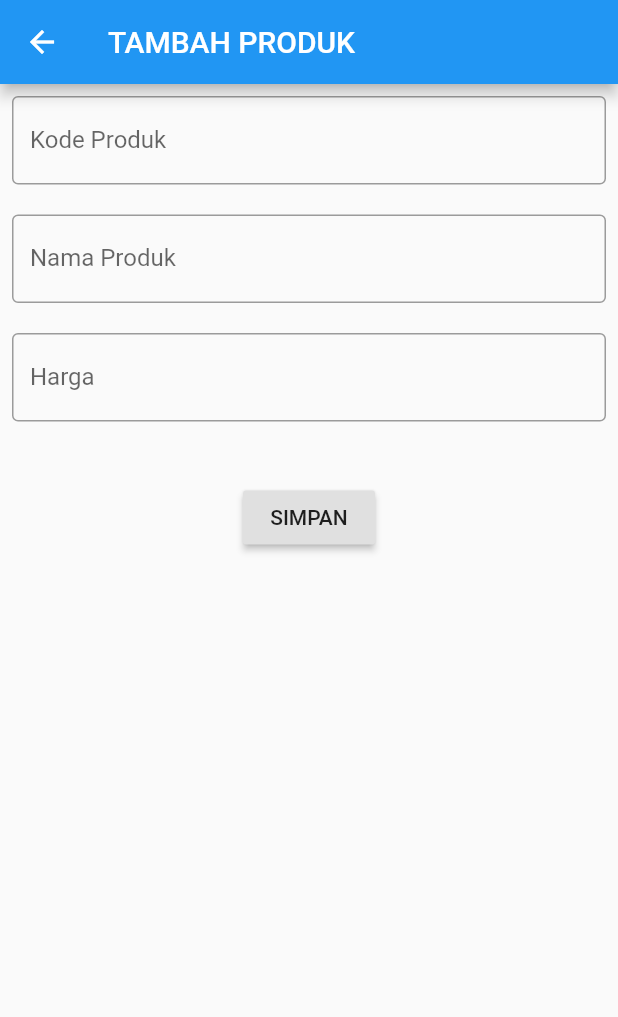
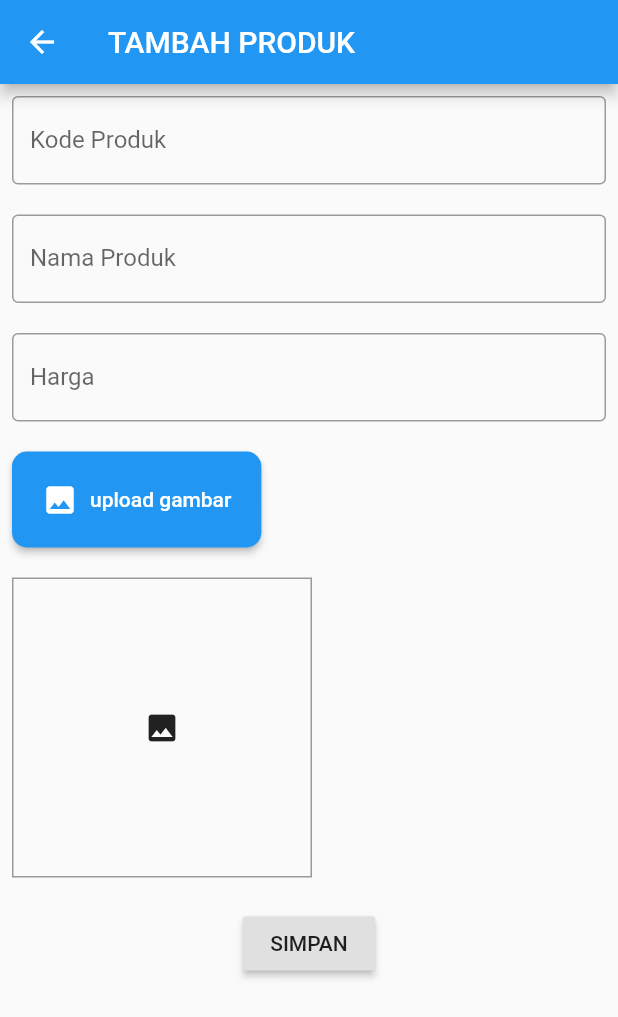
Before and after one commit to maullana19/toko_kita, a Flutter app: the ProdukForm screen opened directly, on a phone screen of 412 x 824 dp. Shown: the top 1017 px of the screen. Run offline on Flutter 3.47's test engine with Material 2 defaults, Android fonts, the phone set to English and light mode, and no system bars; our stand-ins replace flutter_easyloading, shared_preferences; missing offline and left inert: image_picker_web; accounts and stored records are empty.

Commit message:
Fitur upload gambar produk & menampilkan gambar produk sudah selesai tinggal di rapihkan tampilan produknya

```diff
--- a/lib/blocs/produk_bloc.dart
+++ b/lib/blocs/produk_bloc.dart
@@ -34,9 +34,9 @@ class ProdukBloc {
     var body = {
       "kode_produk": produk!.kodeProduk,
       "nama_produk": produk.namaProduk,
-      "harga": produk.hargaProduk.toString()
+      "harga": produk.hargaProduk.toString(),
+      "gambar_produk": produk.gambarProduk
     };
-
     var response = await Api().post(apiUrl, body);
     var jsonObj = json.decode(response.body);
     return jsonObj['status'];
@@ -48,7 +48,8 @@ class ProdukBloc {
     var body = {
       "kode_produk": produk.kodeProduk,
       "nama_produk": produk.namaProduk,
-      "harga": produk.hargaProduk.toString()
+      "harga": produk.hargaProduk.toString(),
+      "gambar_produk": produk.gambarProduk
     };
 
     var response = await Api().post(apiUrl, body);
--- a/lib/main.dart
+++ b/lib/main.dart
@@ -1,6 +1,7 @@
 import 'package:flutter/material.dart';
 import 'package:toko_kita/helpers/user_info.dart';
 import 'package:toko_kita/ui/login_page.dart';
+import 'package:toko_kita/ui/produk_form.dart';
 import 'package:toko_kita/ui/produk_page.dart';
 // import 'package:toko_kita/frontend/homescreen.dart';
 import 'package:flutter_easyloading/flutter_easyloading.dart';
@@ -30,7 +31,7 @@ class _MyAppState extends State<MyApp> {
     var token = await UserInfo().getToken();
     if (token != null) {
       setState(() {
-        page = const ProdukPage();
+        page = ProdukForm();
       });
     } else {
       setState(() {
--- a/lib/models/produk.dart
+++ b/lib/models/produk.dart
@@ -3,11 +3,13 @@ class Produk {
   String? kodeProduk;
   String? namaProduk;
   int? hargaProduk;
-  Produk({this.id, this.kodeProduk, this.namaProduk, this.hargaProduk});
+  String? gambarProduk;
+  Produk({this.id, this.kodeProduk, this.namaProduk, this.hargaProduk, this.gambarProduk});
   factory Produk.fromJson(Map<String, dynamic> obj) {
     return Produk(
         id: obj['id'],
         kodeProduk: obj['kode_produk'],
+        gambarProduk: obj['gambar_produk'],
         namaProduk: obj['nama_produk'],
         hargaProduk: obj['harga']);
   }
--- a/lib/ui/produk_form.dart
+++ b/lib/ui/produk_form.dart
@@ -1,10 +1,17 @@
 // ignore_for_file: deprecated_member_use
 
+import 'dart:io';
+import 'dart:typed_data';
+import 'dart:convert';
+
 import 'package:flutter/material.dart';
+import 'package:flutter/services.dart';
 import 'package:toko_kita/blocs/produk_bloc.dart';
 import 'package:toko_kita/models/produk.dart';
 import 'package:toko_kita/ui/produk_page.dart';
 import 'package:toko_kita/widgets/warning_dialog.dart';
+// import 'package:image_picker/image_picker.dart';
+import 'package:image_picker_web/image_picker_web.dart';
 
 // ignore: must_be_immutable
 class ProdukForm extends StatefulWidget {
@@ -21,6 +28,8 @@ class _ProdukFormState extends State<ProdukForm> {
   final _formKey = GlobalKey<FormState>();
   String judul = "TAMBAH PRODUK";
   String tombolSubmit = "SIMPAN";
+  bool imageAvalible = false;
+  late Uint8List imageFile;
 
   final _kodeProdukTextboxController = TextEditingController();
   final _namaProdukTextboxController = TextEditingController();
@@ -74,6 +83,11 @@ class _ProdukFormState extends State<ProdukForm> {
                 const SizedBox(
                   height: 20,
                 ),
+                _uploadimage(),
+                const SizedBox(
+                  height: 20,
+                ),
+                _image(),
                 const SizedBox(
                   height: 20,
                 ),
@@ -134,7 +148,9 @@ class _ProdukFormState extends State<ProdukForm> {
   Widget _hargaProdukTextField() {
     return TextFormField(
       decoration: const InputDecoration(
-          border: OutlineInputBorder(), labelText: "Harga"),
+        border: OutlineInputBorder(),
+        labelText: "Harga",
+      ),
       keyboardType: TextInputType.number,
       controller: _hargaProdukTextboxController,
       validator: (value) {
@@ -146,12 +162,53 @@ class _ProdukFormState extends State<ProdukForm> {
     );
   }
 
+  Widget _uploadimage() {
+    return Container(
+      alignment: Alignment.topLeft,
+      child: ElevatedButton.icon(
+        style: ElevatedButton.styleFrom(
+          padding: const EdgeInsets.all(20),
+          shape: RoundedRectangleBorder(
+            borderRadius: BorderRadius.circular(10),
+          ),
+        ),
+        onPressed: () async {
+          final image = await ImagePickerWeb.getImageAsBytes();
+          setState(() {
+            imageFile = image!;
+            imageAvalible = true;
+          });
+        },
+        icon: const Icon(Icons.image),
+        label: const Text("upload gambar"),
+      ),
+    );
+  }
+
+  Widget _image() {
+    return Container(
+      alignment: Alignment.topLeft,
+      child: Container(
+        width: 200,
+        height: 200,
+        alignment: Alignment.center,
+        decoration: BoxDecoration(
+          border:
+              Border.all(color: const Color.fromARGB(98, 0, 0, 0), width: 1),
+        ),
+        child:
+            imageAvalible ? Image.memory(imageFile) : const Icon(Icons.image),
+      ),
+    );
+  }
+
   _addProduk() {
     setState(() {});
     Produk createProduk = Produk(id: widget.produk?.id);
     createProduk.kodeProduk = _kodeProdukTextboxController.text;
     createProduk.namaProduk = _namaProdukTextboxController.text;
     createProduk.hargaProduk = int.parse(_hargaProdukTextboxController.text);
+    createProduk.gambarProduk = base64Encode(imageFile);
     ProdukBloc.addProduk(produk: createProduk).then((value) {
       Navigator.of(context).push(MaterialPageRoute(
           builder: (BuildContext context) => const ProdukPage()));
@@ -171,6 +228,7 @@ class _ProdukFormState extends State<ProdukForm> {
     updateProduk.kodeProduk = _kodeProdukTextboxController.text;
     updateProduk.namaProduk = _namaProdukTextboxController.text;
     updateProduk.hargaProduk = int.parse(_hargaProdukTextboxController.text);
+    updateProduk.gambarProduk = base64Encode(imageFile);
     ProdukBloc.updateProduk(produk: updateProduk).then((value) {
       Navigator.of(context).push(MaterialPageRoute(
           builder: (BuildContext context) => const ProdukPage()));
--- a/pubspec.yaml
+++ b/pubspec.yaml
@@ -38,6 +38,9 @@ dependencies:
   http: ^0.13.4
   shared_preferences: ^2.0.15
   flutter_bloc: ^8.0.1
+  image_picker: ^0.8.5+3
+  path_provider: ^2.0.11
+  image_picker_web: ^2.1.1
 
 dev_dependencies:
   flutter_test:
```
Also changed, not shown: lib/ui/produk_page.dart (+5 -4 lines), pubspec.lock, 2 other files.
